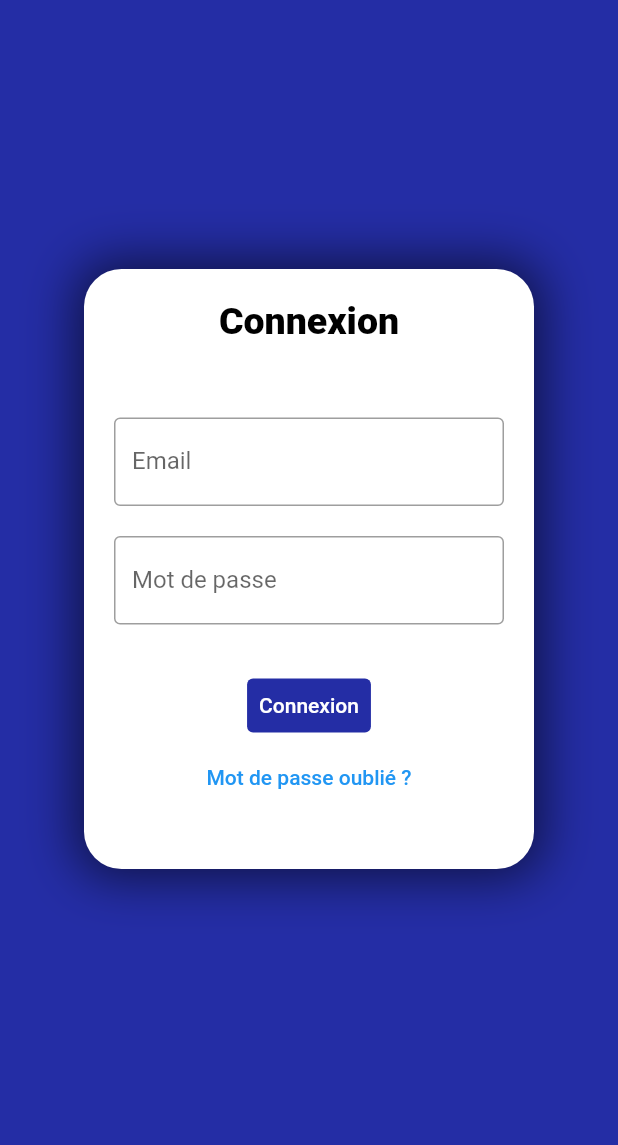
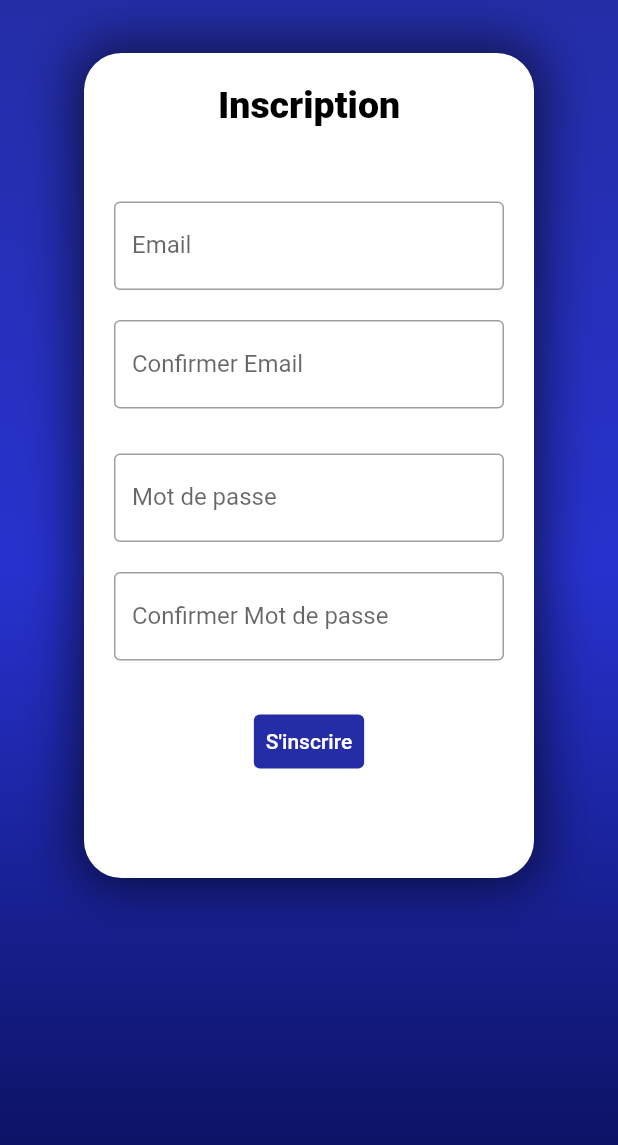
Before and after one commit to Lilian-DL/site-web-event, a Flutter app: the screen it shows after launch, on a phone screen of 412 x 824 dp, the part 91-1236 px from its top. Run offline on Flutter 3.47's test engine with Material 2 defaults, Android fonts, the phone set to English and light mode, and no system bars; our stand-ins replace firebase_auth, firebase_core; accounts and stored records are empty.

Commit message:
register update

```diff
--- a/lib/main.dart
+++ b/lib/main.dart
@@ -2,6 +2,7 @@ import 'package:firebase_core/firebase_core.dart';
 import 'package:flutter/material.dart';
 import 'package:flutter/services.dart';
 import 'package:web_plan/widgets/routes/IntroScreen/intro_screen.dart';
+import 'package:web_plan/widgets/routes/register/register.dart';
 
 void main() async {
   WidgetsFlutterBinding.ensureInitialized();
@@ -13,8 +14,7 @@ void main() async {
           projectId: "planification-8efe7",
           storageBucket: "planification-8efe7.appspot.com",
           messagingSenderId: "18890479583",
-  appId: "1:18890479583:web:e3201f338b83f2af07966a")
-  );
+          appId: "1:18890479583:web:e3201f338b83f2af07966a"));
   runApp(const MyApp());
   // ignore: prefer_const_constructors
   SystemChrome.setSystemUIOverlayStyle(SystemUiOverlayStyle(
@@ -32,7 +32,7 @@ class MyApp extends StatelessWidget {
       debugShowCheckedModeBanner: false,
       title: 'Application de planification',
       theme: ThemeData(),
-      home: IntroScreen(),
+      home: Register(),
     );
   }
 }
--- a/lib/widgets/routes/register/register.dart
+++ b/lib/widgets/routes/register/register.dart
@@ -0,0 +1,141 @@
+import 'package:flutter/material.dart';
+
+class Register extends StatefulWidget {
+  const Register({Key? key}) : super(key: key);
+
+  @override
+  State<Register> createState() => _Register();
+}
+
+class _Register extends State<Register> {
+  @override
+  Widget build(BuildContext context) {
+    // -------------------------- Screen de l'application -----------------------
+    //
+    return Scaffold(
+      // ------------------------ Entete de l'application -----------------------
+      //
+      // backgroundColor: const Color.fromRGBO(36, 45, 165, 1),
+      appBar: AppBar(
+        backgroundColor: const Color.fromRGBO(36, 45, 165, 1),
+        elevation: 0.0,
+        title: const Text(
+          'Bienvenue',
+          style: TextStyle(
+              fontSize: 35,
+              fontFamily: 'Roboto',
+              color: Colors.white,
+              fontWeight: FontWeight.w900),
+        ),
+      ),
+
+      // --------------------- Block du Login -------------------------
+      //
+      body: Container(
+        decoration: const BoxDecoration(
+          gradient: LinearGradient(
+              begin: Alignment.topCenter,
+              end: Alignment.bottomCenter,
+              colors: [
+                Color.fromRGBO(36, 45, 165, 1),
+                Color.fromRGBO(39, 50, 207, 1),
+                Color.fromRGBO(13, 19, 102, 1)
+              ]),
+        ),
+        child: ListView(
+          children: [
+            Container(
+              margin: const EdgeInsets.all(40),
+              child: Center(
+                child: Container(
+                  width: 300,
+                  height: 550,
+                  padding: const EdgeInsets.all(20),
+                  decoration: const BoxDecoration(
+                    borderRadius: BorderRadius.all(Radius.circular(25)),
+                    color: Colors.white,
+                    boxShadow: [
+                      BoxShadow(
+                          color: Color.fromRGBO(0, 0, 0, 0.6),
+                          spreadRadius: 5,
+                          blurRadius: 29,
+                          offset: Offset(0, 0))
+                    ],
+                  ),
+                  child: Form(
+                    child: Column(
+                      children: <Widget>[
+                        const Text(
+                          'Inscription',
+                          textAlign: TextAlign.center,
+                          style: TextStyle(
+                            color: Colors.black,
+                            fontFamily: 'Roboto',
+                            fontSize: 25,
+                            fontWeight: FontWeight.w800,
+                          ),
+                        ),
+                        const SizedBox(
+                          height: 50,
+                        ),
+
+                        // ---------- Le Formulaire de Connexion ----------
+                        //
+                        TextFormField(
+                            decoration: const InputDecoration(
+                          labelText: 'Email',
+                          border: OutlineInputBorder(),
+                        )),
+                        const SizedBox(
+                          height: 20,
+                        ),
+                        TextFormField(
+                            decoration: const InputDecoration(
+                          labelText: 'Confirmer Email',
+                          border: OutlineInputBorder(),
+                        )),
+                        const SizedBox(
+                          height: 30,
+                        ),
+
+                        TextFormField(
+                            decoration: const InputDecoration(
+                          labelText: 'Mot de passe',
+                          border: OutlineInputBorder(),
+                        )),
+                        const SizedBox(
+                          height: 20,
+                        ),
+                        TextFormField(
+                            decoration: const InputDecoration(
+                          labelText: 'Confirmer Mot de passe',
+                          border: OutlineInputBorder(),
+                        )),
+                        const SizedBox(
+                          height: 30,
+                        ),
+
+                        // ---------- Bouton de la Connexion ----------
+                        //
+                        TextButton(
+                          child: const Text("S'inscrire"),
+                          onPressed: () {},
+                          style: ButtonStyle(
+                            backgroundColor: MaterialStateProperty.all<Color>(
+                                const Color.fromRGBO(36, 45, 165, 1)),
+                            foregroundColor:
+                                MaterialStateProperty.all<Color>(Colors.white),
+                          ),
+                        ),
+                      ],
+                    ),
+                  ),
+                ),
+              ),
+            ),
+          ],
+        ),
+      ),
+    );
+  }
+}
```
Also changed, not shown: 3 other files. Lines whose indentation alone changed are shown as unchanged.
